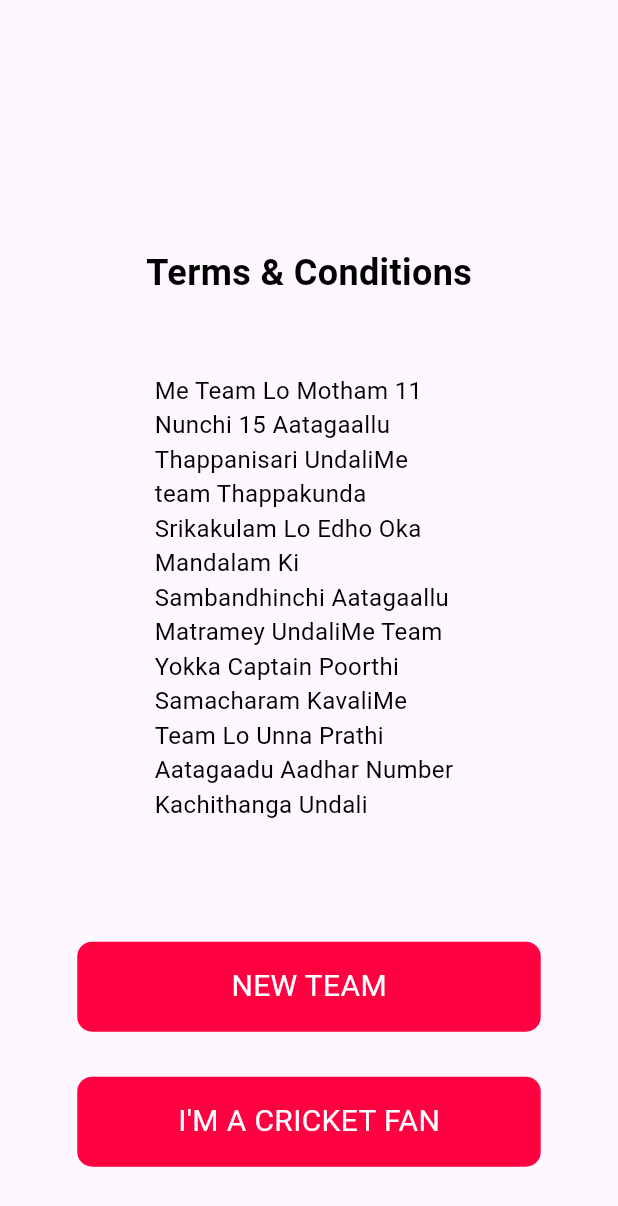
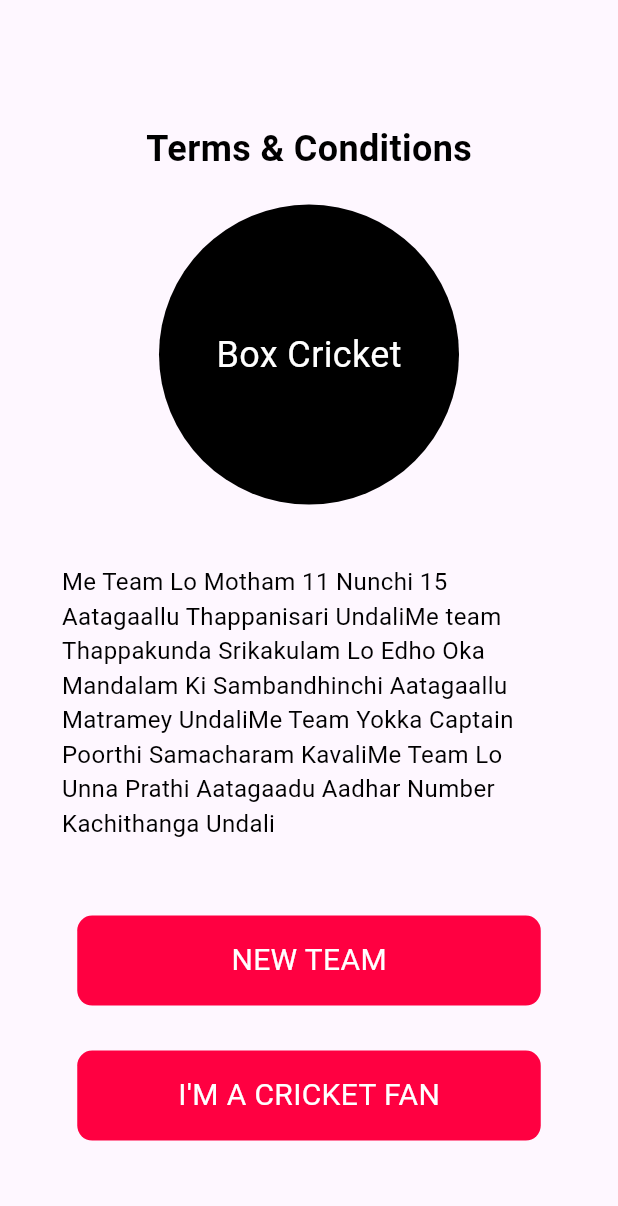
Before and after one commit to mounishyesu/boxcricket, a Flutter app: the TermsAndConditionsScreen screen opened directly, on a phone screen of 412 x 824 dp. Shown: the top 1206 px of the screen. Run offline on Flutter 3.47's test engine with Material 2 defaults, Android fonts, the phone set to English and light mode, and no system bars; our stand-ins replace dotted_border, get, image_picker.

Commit message:
changes Signed-off-by: mounishg <mounishg@prospectatech.com>

```diff
--- a/lib/views/termsandconditions/termsandconditions.dart
+++ b/lib/views/termsandconditions/termsandconditions.dart
@@ -52,7 +52,7 @@ class _TermsAndConditionsScreenState extends State<TermsAndConditionsScreen> {
           child: Column(
             children: [
               SizedBox(
-                height: MediaQuery.of(context).size.height * 0.2,
+                height: MediaQuery.of(context).size.height * 0.1,
               ),
               Center(
                   child: Text(Constants.termsAndConditions,
@@ -62,9 +62,25 @@ class _TermsAndConditionsScreenState extends State<TermsAndConditionsScreen> {
                         fontSize: Constants.welcomeTextSize),
                   )),
               Container(
-                width: MediaQuery.of(context).size.width*0.5,
+                margin: const EdgeInsets.all(20),
                 alignment: Alignment.center,
-                margin: const EdgeInsets.all(50),
+                width: 200,
+                height: 200,
+                decoration: BoxDecoration(
+                  shape: BoxShape.circle,
+                  color: Constants.blackColor
+                ),
+                child: Text("Box Cricket",style: TextStyle(fontSize: Constants.welcomeTextSize,color: Constants.whiteColor),),
+              ),
+              Container(
+                width: MediaQuery.of(context).size.width*0.8,
+                alignment: Alignment.center,
+               /* decoration: BoxDecoration(
+                  image: DecorationImage(
+                    image: AssetImage(Constants.bgImage.toString())
+                  )
+                ),*/
+                margin: const EdgeInsets.all(20),
                 child: Text("Me Team Lo Motham 11 Nunchi 15 Aatagaallu Thappanisari Undali"
                     "Me team Thappakunda Srikakulam Lo Edho Oka Mandalam Ki Sambandhinchi Aatagaallu Matramey Undali"
                     "Me Team Yokka Captain Poorthi Samacharam Kavali"
--- a/lib/views/widgets/constants.dart
+++ b/lib/views/widgets/constants.dart
@@ -58,8 +58,8 @@ class Constants {
   static Color blackColor = Colors.black;
   static Color transparentColor = Colors.transparent;
   static Color buttonTextColor = Colors.white;
-  static Image splashImage = Image.asset(
-    "assets/images/splash_logo.png",
+  static Image bgImage = Image.asset(
+    "assets/images/ball.png",
   );
   static Icon cameraIcon = Icon(Icons.camera_alt);
 }
--- a/pubspec.yaml
+++ b/pubspec.yaml
@@ -62,8 +62,8 @@ flutter:
   uses-material-design: true
 
   # To add assets to your application, add an assets section, like this:
-  # assets:
-  #   - images/a_dot_burr.jpeg
+  assets:
+    - assets/images/
   #   - images/a_dot_ham.jpeg
 
   # An image asset can refer to one or more resolution-specific "variants", see
```
Also changed, not shown: assets/images/ball.png (renamed from assets/ball.png).
